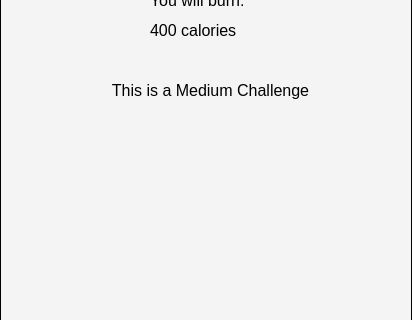
Qt form ui/daily_challenge_screen.ui (SWE-Project-Org/SWE-Project) before a commit; both pictures show x 0 to 412 and y 320 to 640 of the 412 by 917 pixel window.
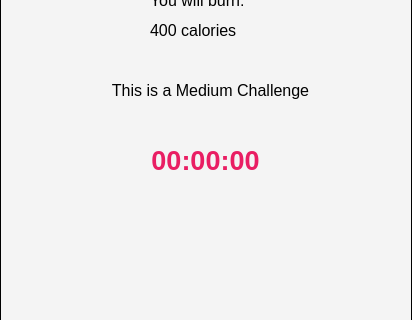
The same form after that commit.

Commit message: feat: added timer to Challenge service, finished Challenge usecase

Diff of the .ui file:
```diff
--- a/ui/daily_challenge_screen.ui
+++ b/ui/daily_challenge_screen.ui
@@ -232,6 +232,31 @@
     <bool>true</bool>
    </property>
   </widget>
+  <widget class="QLabel" name="label_timer">
+   <property name="geometry">
+    <rect>
+     <x>100</x>
+     <y>450</y>
+     <width>211</width>
+     <height>61</height>
+    </rect>
+   </property>
+   <property name="font">
+    <font>
+     <pointsize>20</pointsize>
+     <bold>true</bold>
+    </font>
+   </property>
+   <property name="styleSheet">
+    <string notr="true">color: #e91e63; border: none; text-align: center;</string>
+   </property>
+   <property name="text">
+    <string>00:00:00</string>
+   </property>
+   <property name="alignment">
+    <set>Qt::AlignmentFlag::AlignCenter</set>
+   </property>
+  </widget>
  </widget>
  <resources/>
  <connections/>
```
The commit also changes 4 other files.
